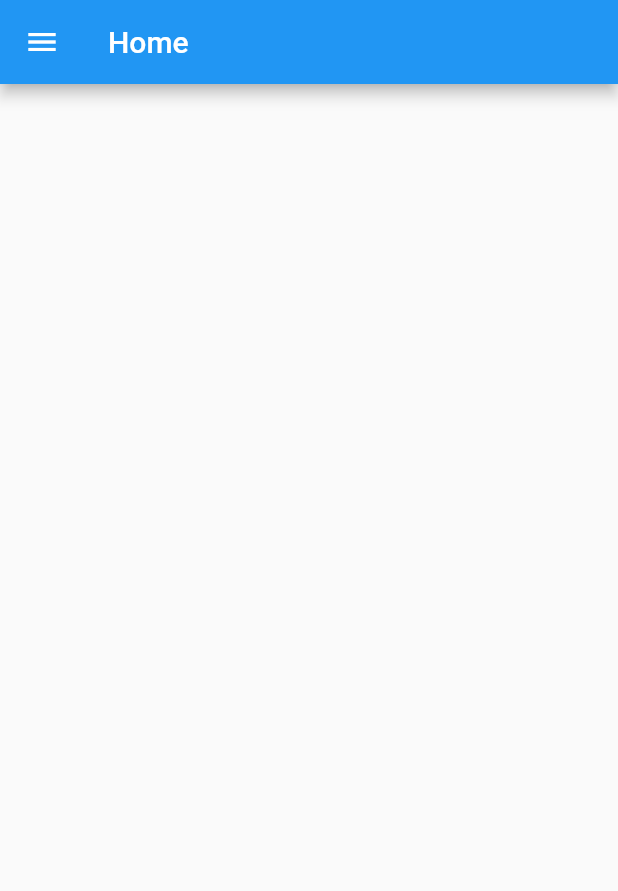
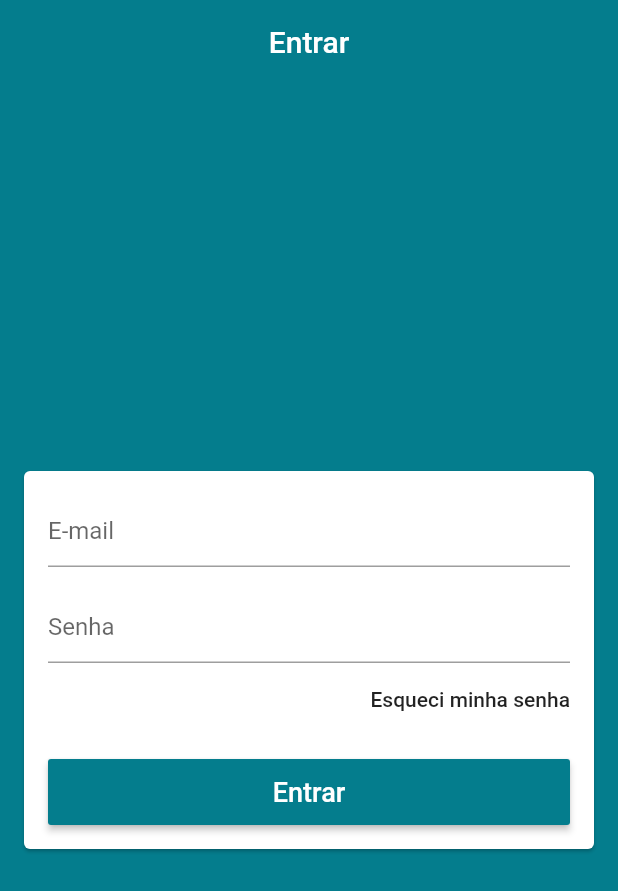
Before and after one commit to JonathanNelso/loja_virtual, a Flutter app: the screen it shows after launch, on a phone screen of 412 x 824 dp. Shown: the top 891 px of the screen. Run offline on Flutter 3.47's test engine with Material 2 defaults, Android fonts, the phone set to English and light mode, and no system bars.

Commit message:
Tela de login

```diff
--- a/lib/common/custom_drawer/drawer_tile.dart
+++ b/lib/common/custom_drawer/drawer_tile.dart
@@ -12,10 +12,12 @@ class DrawerTile extends StatelessWidget {
 
   @override
   Widget build(BuildContext context) {
+    final int curPage = context.watch<PageManeger>().page;
+    final Color primaryColor = Theme.of(context).primaryColor;
+
     return InkWell(
       onTap: (){
         context.read<PageManeger>().setPage(page);
-        debugPrint('toquei $page');
       },
       child: SizedBox(
         height: 60,
@@ -26,14 +28,14 @@ class DrawerTile extends StatelessWidget {
               child: Icon(
                 iconData,
                 size: 32,
-                color: Colors.grey[700],
+                color: curPage == page ? primaryColor : Colors.grey[700],
               ),
             ),
             Text(
               title,
               style: TextStyle(
                 fontSize: 16,
-                color: Colors.grey[700]
+                color: curPage == page ? primaryColor : Colors.grey[700]
               ),
             )
           ],
--- a/lib/main.dart
+++ b/lib/main.dart
@@ -12,7 +12,11 @@ class MyApp extends StatelessWidget {
       title: 'Loja do JohNelson',
       debugShowCheckedModeBanner: false,
       theme: ThemeData(
-        primarySwatch: Colors.blue,
+        primaryColor: const Color.fromARGB(255, 4, 125, 141),
+        scaffoldBackgroundColor: const Color.fromARGB(255, 4, 125, 141),
+        appBarTheme: const AppBarTheme(
+          elevation: 0
+        ),
         visualDensity: VisualDensity.adaptivePlatformDensity,
       ),
       home: baseScreen(),
--- a/lib/models/page_maneger.dart
+++ b/lib/models/page_maneger.dart
@@ -6,8 +6,11 @@ PageManeger(this._pageController);
 
 PageController _pageController;
 
-void setPage(int value){
-  _pageController.jumpToPage(value);
+int page = 0;
+
+  void setPage(int value){
+    if(value == page) return;
+    page = value;
+    _pageController.jumpToPage(value);
+  }
 }
-
-}
--- a/lib/screens/base/base_screen.dart
+++ b/lib/screens/base/base_screen.dart
@@ -1,6 +1,7 @@
 import 'package:flutter/material.dart';
 import 'package:loja_virtual/common/custom_drawer/custom_drawer.dart';
 import 'package:loja_virtual/models/page_maneger.dart';
+import 'package:loja_virtual/screens/login/login_screen.dart';
 import 'package:provider/provider.dart';
 
 class baseScreen extends StatelessWidget {
@@ -15,15 +16,25 @@ class baseScreen extends StatelessWidget {
         controller: pageController,
         physics: const NeverScrollableScrollPhysics(),
         children: <Widget>[
+          LoginScreen(),
           Scaffold(
             drawer: CustomDrawer(),
             appBar: AppBar(
-              title: const Text('Home'),
+              title: const Text('Home 2'),
             ),
           ),
-          Container(color: Colors.red,),
-          Container(color: Colors.yellow,),
-          Container(color: Colors.green,),
+          Scaffold(
+            drawer: CustomDrawer(),
+            appBar: AppBar(
+              title: const Text('Home 3'),
+            ),
+          ),
+          Scaffold(
+            drawer: CustomDrawer(),
+            appBar: AppBar(
+              title: const Text('Home 4'),
+            ),
+          ),
         ],
       ),
     );
--- /dev/null
+++ b/lib/screens/login/login_screen.dart
@@ -0,0 +1,72 @@
+import 'package:flutter/material.dart';
+
+class LoginScreen extends StatelessWidget {
+  @override
+  Widget build(BuildContext context) {
+    return Scaffold(
+      appBar: AppBar(
+        title: const Text('Entrar'),
+        centerTitle: true,
+      ),
+      body: Center(
+        child: Card(
+          margin: const EdgeInsets.symmetric(horizontal: 16),
+          child: ListView(
+            padding: const EdgeInsets.all(16),
+            shrinkWrap: true,
+            children: <Widget>[
+              TextFormField(
+                decoration: const InputDecoration(hintText: 'E-mail'),
+                keyboardType: TextInputType.emailAddress,
+                autocorrect: false,
+                validator: (email){
+                  return null;
+                },
+              ),
+              const SizedBox(height: 16,),
+              TextFormField(
+                decoration: const InputDecoration(hintText: 'Senha'),
+                autocorrect: false,
+                obscureText: true,
+                validator: (pass){
+                  if(pass.isEmpty || pass.length < 6)
+                    return 'Senha inválida';
+                  return null;
+                },
+              ),
+              Align(
+                alignment: Alignment.centerRight,
+                child: FlatButton(
+                  onPressed: (){
+
+                  },
+                  padding: EdgeInsets.zero,
+                  child: const Text(
+                   'Esqueci minha senha'
+                  ),
+                ),
+              ),
+              const SizedBox(height: 16,),
+              SizedBox(
+                height: 44,
+                child: RaisedButton(
+                 onPressed: (){
+
+                 },
+                 color: Theme.of(context).primaryColor,
+                 textColor: Colors.white,
+                 child: const Text(
+                   'Entrar',
+                   style: TextStyle(
+                     fontSize: 18,
+                   ),
+                 ),
+               ),
+              )
+            ],
+          ),
+        ),
+      ),
+    );
+  }
+}
```
